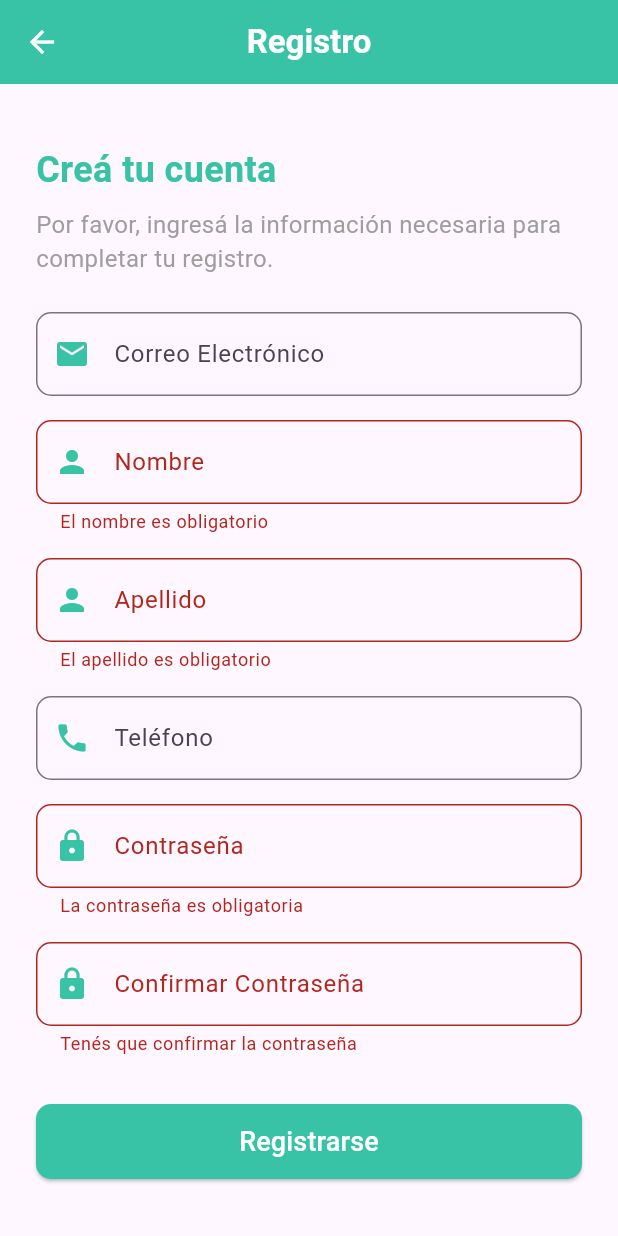
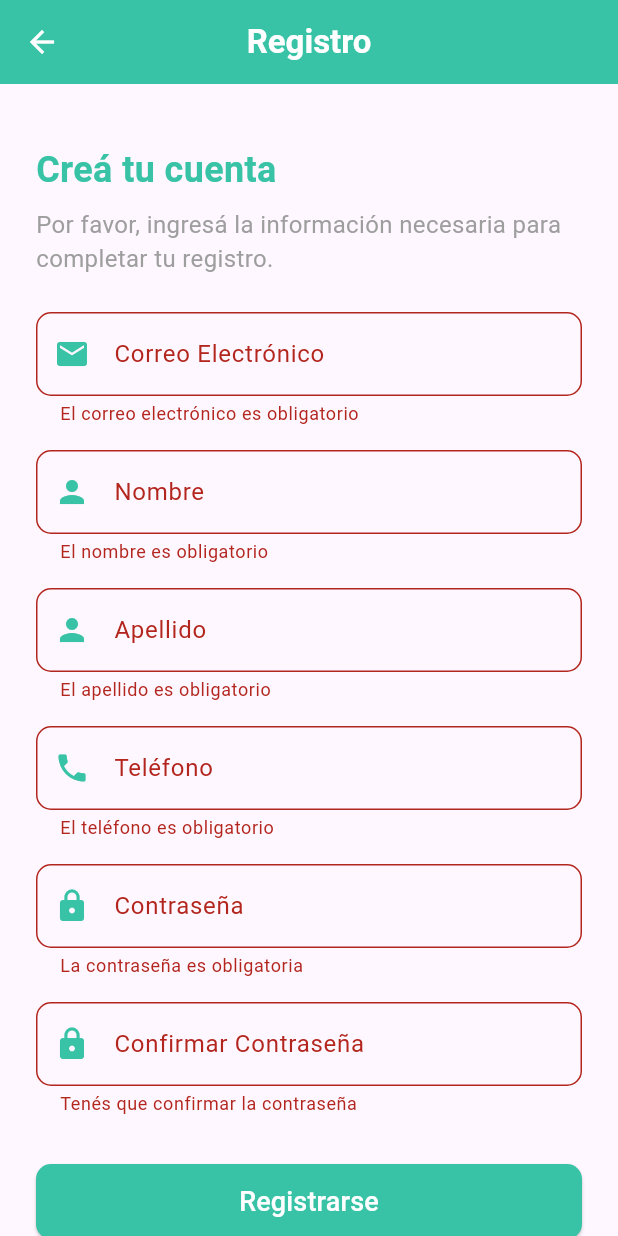
Before and after one commit to Leticia-PenhaG/FrontendLomiChef, a Flutter app: the RegisterPage screen opened by its route, after a tap on "Registrarse", on a phone screen of 412 x 824 dp. Run offline on Flutter 3.47's test engine with Material 3 defaults, Android fonts, the phone set to English and light mode, and no system bars.

Commit message:
se agregan validaciones en el formulario de registro: * Email: Formato válido requerido.  * Teléfono debe ser numérico.

```diff
--- a/lib/src/pages/register/register_controller.dart
+++ b/lib/src/pages/register/register_controller.dart
@@ -45,6 +45,17 @@ class RegisterController {
     }
   }
 
+  String? validateEmail(String? value) {
+    if (value == null || value.isEmpty) {
+      return 'El correo electrónico es obligatorio';
+    }
+    const emailRegex = r'^[^@]+@[^@]+\.[^@]+$';
+    if (!RegExp(emailRegex).hasMatch(value)) {
+      return 'Ingresa un correo válido';
+    }
+    return null;
+  }
+
   String? validatePassword(String? value) {
     if (value == null || value.isEmpty) {
       return 'La contraseña es obligatoria';
@@ -53,6 +64,16 @@ class RegisterController {
         r'^(?=.*[A-Z])(?=.*[a-z])(?=.*\d)(?=.*[@$!%*?&])[A-Za-z\d@$!%*?&]{8,}$';
     if (!RegExp(passwordRegex).hasMatch(value)) {
       return 'La contraseña debe tener al menos 8 caracteres, una mayúscula, una minúscula, un número y un carácter especial';
+    }
+    return null;
+  }
+
+  String? validatePhone(String? value) {
+    if (value == null || value.isEmpty) {
+      return 'El teléfono es obligatorio';
+    }
+    if (!RegExp(r'^\d{7,15}$').hasMatch(value)) {
+      return 'Ingresa un número de teléfono válido';
     }
     return null;
   }
--- a/lib/src/pages/register/register_page.dart
+++ b/lib/src/pages/register/register_page.dart
@@ -71,7 +71,7 @@ class _RegisterPageState extends State<RegisterPage> {
                   controller: _controllerRegister.emailController,
                   label: 'Correo Electrónico',
                   icon: Icons.email,
-                  //validator: (value) => _controllerRegister.validateEmail(value),
+                  validator: (value) => _controllerRegister.validateEmail(value),
                 ),
                 const SizedBox(height: 16),
                 _buildTextField(
@@ -97,7 +97,7 @@ class _RegisterPageState extends State<RegisterPage> {
                   label: 'Teléfono',
                   icon: Icons.phone,
                   inputType: TextInputType.phone,
-                  //validator: (value) => _controllerRegister.validatePhone(value),
+                  validator: (value) => _controllerRegister.validatePhone(value),
                 ),
                 const SizedBox(height: 16),
                 _buildTextField(
```
